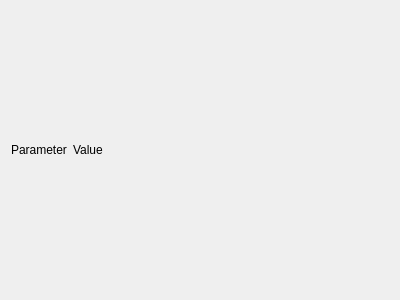
Above: ui/ExternalScannedParameterUi.ui from MonroeQuantumNetworks/IonControl before the change. Below: the same form after it.
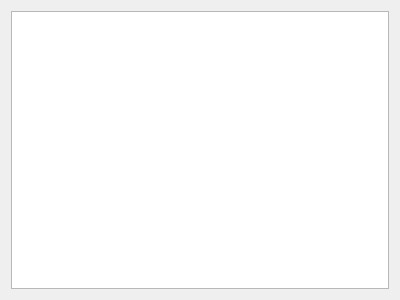
That is the form after the change. Custom widgets are drawn as their Qt base class.

Patch:
```diff
--- a/ui/ExternalScannedParameterUi.ui
+++ b/ui/ExternalScannedParameterUi.ui
@@ -14,28 +14,27 @@
    <string>Form</string>
   </property>
   <layout class="QGridLayout" name="gridLayout">
-   <item row="0" column="0">
-    <widget class="QLabel" name="label">
-     <property name="text">
-      <string>Parameter</string>
-     </property>
-    </widget>
-   </item>
    <item row="0" column="1">
-    <widget class="QLabel" name="label_2">
-     <property name="sizePolicy">
-      <sizepolicy hsizetype="Preferred" vsizetype="Preferred">
-       <horstretch>1</horstretch>
-       <verstretch>0</verstretch>
-      </sizepolicy>
-     </property>
-     <property name="text">
-      <string>Value</string>
-     </property>
+    <widget class="ParameterTree" name="treeWidget">
+     <attribute name="headerVisible">
+      <bool>false</bool>
+     </attribute>
+     <column>
+      <property name="text">
+       <string notr="true">1</string>
+      </property>
+     </column>
     </widget>
    </item>
   </layout>
  </widget>
+ <customwidgets>
+  <customwidget>
+   <class>ParameterTree</class>
+   <extends>QTreeWidget</extends>
+   <header>pyqtgraph.parametertree</header>
+  </customwidget>
+ </customwidgets>
  <resources/>
  <connections/>
 </ui>
```
